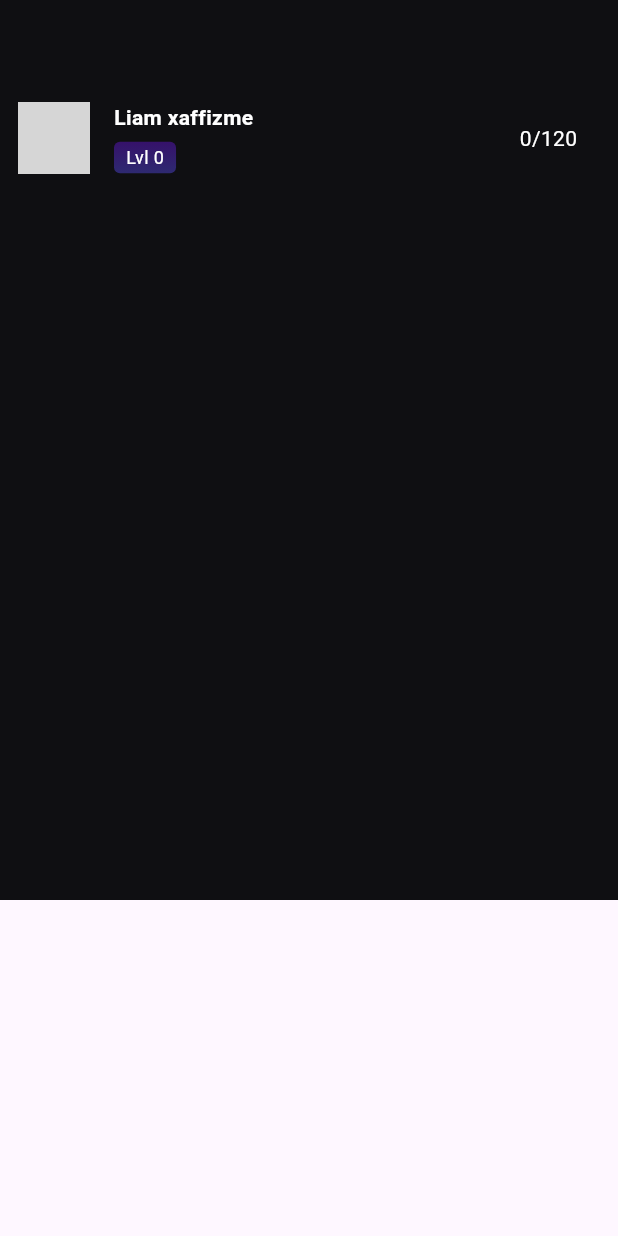
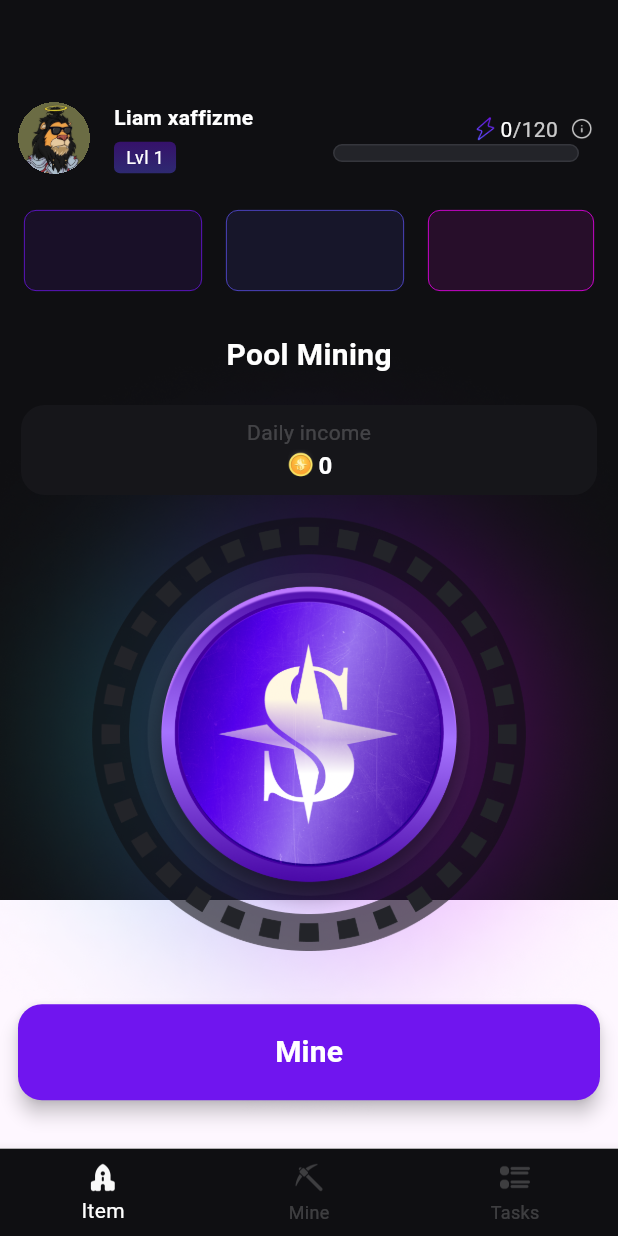
Before and after one commit to grant-chin/flutter_mining, a Flutter app: the screen it shows after launch, on a phone screen of 412 x 824 dp. Run offline on Flutter 3.47's test engine with Material 3 defaults, Android fonts, the phone set to English and light mode, and no system bars; grey boxes are pictures that could not be loaded.

Commit message:
feat: add Mine View and tabbar's config

```diff
--- a/lib/main.dart
+++ b/lib/main.dart
@@ -1,5 +1,5 @@
 import 'package:flutter/material.dart';
-import 'dart:ui';
+import 'pages/home.dart';
 
 void main() {
   runApp(const MyApp());
@@ -12,118 +12,10 @@ class MyApp extends StatelessWidget {
   @override
   Widget build(BuildContext context) {
     return MaterialApp(
-      title: 'Flutter Demo',
       theme: ThemeData(
-        // This is the theme of your application.
-        //
-        // TRY THIS: Try running your application with "flutter run". You'll see
-        // the application has a purple toolbar. Then, without quitting the app,
-        // try changing the seedColor in the colorScheme below to Colors.green
-        // and then invoke "hot reload" (save your changes or press the "hot
-        // reload" button in a Flutter-supported IDE, or press "r" if you used
-        // the command line to start the app).
-        //
-        // Notice that the counter didn't reset back to zero; the application
-        // state is not lost during the reload. To reset the state, use hot
-        // restart instead.
-        //
-        // This works for code too, not just values: Most code changes can be
-        // tested with just a hot reload.
         colorScheme: ColorScheme.fromSeed(seedColor: Colors.deepPurple),
       ),
-      home: const MyHomePage(title: 'Flutter Demo Home Page'),
+      home: const MyHomePage(title: 'Flutter Home Page'),
     );
   }
 }
-
-class MyHomePage extends StatefulWidget {
-  const MyHomePage({super.key, required this.title});
-
-  // This widget is the home page of your application. It is stateful, meaning
-  // that it has a State object (defined below) that contains fields that affect
-  // how it looks.
-
-  // This class is the configuration for the state. It holds the values (in this
-  // case the title) provided by the parent (in this case the App widget) and
-  // used by the build method of the State. Fields in a Widget subclass are
-  // always marked "final".
-
-  final String title;
-
-  @override
-  State<MyHomePage> createState() => _MyHomePageState();
-}
-
-class _MyHomePageState extends State<MyHomePage> {
-  int _counter = 0;
-
-  void _incrementCounter() {
-    setState(() {
-      _counter++;
-    });
-  }
-
-  @override
-  Widget build(BuildContext context) {
-    return Scaffold(
-      // appBar: AppBar(
-      //   backgroundColor: Theme.of(context).colorScheme.inversePrimary,
-      //   title: Text(widget.title),
-      // ),
-      body: Container(
-        height: window.physicalSize.height / window.devicePixelRatio,
-        padding: const EdgeInsets.fromLTRB(0, kToolbarHeight, 0, 0),
-        decoration: new BoxDecoration(color: Color(0xff0F0F12)),
-        child: Column(
-          children: <Widget>[
-            Container(
-              padding: const EdgeInsets.all(12),
-              child: Row(
-                children: <Widget>[
-                  Container(
-                    height: 48,
-                    width: 48,
-                    clipBehavior: Clip.hardEdge,
-                    decoration: BoxDecoration(borderRadius: BorderRadius.circular(50)),
-                    child: Image.asset('assets/images/avator/lion.jpeg', fit: BoxFit.cover,),
-                  ),
-                  Container(
-                    margin: const EdgeInsets.fromLTRB(16, 0, 16, 0),
-                    child: Column(
-                      crossAxisAlignment: CrossAxisAlignment.start,
-                      children: <Widget>[
-                        Text('Liam xaffizme', style: TextStyle(color: Colors.white, fontWeight: FontWeight.bold)),
-                        Container(
-                          margin: const EdgeInsets.fromLTRB(0, 6, 0, 0),
-                          padding: const EdgeInsets.fromLTRB(8, 2, 8, 2),
-                          decoration: new BoxDecoration(
-                            borderRadius: BorderRadius.circular(4),
-                            gradient: LinearGradient(
-                              begin: Alignment.topCenter,
-                              end: Alignment.bottomCenter,
-                              colors: [Color.fromRGBO(112, 21, 239, 0.4), Color.fromRGBO(92, 81, 255, 0.4)]
-                            )
-                          ),
-                          child: Text('Lvl $_counter', style: TextStyle(color: Colors.white, fontSize: 12)),
-                        ),
-                      ],
-                    ),
-                  ),
-                  Container(
-                    width: 200,
-                    child: Column(
-                      crossAxisAlignment: CrossAxisAlignment.end,
-                      children: <Widget>[
-                        Text('0/120', style: TextStyle(color: Colors.white),)
-                      ],
-                    ),
-                  )
-                ],
-              ),
-            )
-          ],
-        )
-      ),
-    );
-  }
-}
--- /dev/null
+++ b/lib/pages/home.dart
@@ -0,0 +1,257 @@
+import 'package:flutter/material.dart';
+import 'dart:ui';
+
+
+class MyHomePage extends StatefulWidget {
+  const MyHomePage({super.key, required this.title});
+  final String title;
+
+  @override
+  State<MyHomePage> createState() => _MyHomePageState();
+}
+
+class _MyHomePageState extends State<MyHomePage> {
+  int currentIndex = 0;
+  int _counter = 0;
+  int _level = 1;
+  int _exp = 0;
+
+  /// 点击挖矿增加金币
+  void _incrementCounter() {
+    setState(() {
+      _counter += 5 * _level;
+    });
+  }
+  /// 完成任务增加经验
+  void _incrementExp(int val) {
+    setState(() {
+      _exp += val;
+    });
+  }
+  /// Tab 改变
+  void onTabChanged(int value) {
+    currentIndex = value;
+    setState(() {});
+  }
+  /// 获取项目 icon
+  Widget getItemIcon(String icon) {
+    return Image.asset(
+      icon,
+      width: 24,
+      height: 24,
+    );
+  }
+
+  @override
+  Widget build(BuildContext context) {
+    return Scaffold(
+      bottomNavigationBar: Container(
+        decoration: BoxDecoration(border: Border(top: BorderSide(color: Colors.grey, width: 0.5))),
+        child: Theme(
+          data: ThemeData(splashColor: Colors.transparent),
+          child: BottomNavigationBar(
+            currentIndex: currentIndex,
+            backgroundColor: Color.fromRGBO(15, 15, 18, 1),
+            selectedItemColor: Colors.white,
+            unselectedItemColor: Color.fromRGBO(249, 249, 249, 0.2),
+            items: [
+              BottomNavigationBarItem(
+                icon: getItemIcon('assets/images/tabbar/item_default.png'),
+                activeIcon: getItemIcon('assets/images/tabbar/item_active.png'),
+                label: 'Item',
+              ),
+              BottomNavigationBarItem(
+                icon: getItemIcon('assets/images/tabbar/mine_default.png'),
+                activeIcon: getItemIcon('assets/images/tabbar/mine_active.png'),
+                label: 'Mine',
+              ),
+              BottomNavigationBarItem(
+                icon: getItemIcon('assets/images/tabbar/task_default.png'),
+                activeIcon: getItemIcon('assets/images/tabbar/task_active.png'),
+                label: 'Tasks',
+              ),
+            ],
+            onTap: onTabChanged,
+          )
+        ),
+      ),
+      floatingActionButtonLocation: FloatingActionButtonLocation.centerFloat,
+      floatingActionButton: Container(
+        width: MediaQuery.of(context).size.width,
+        height: 96,
+        padding: EdgeInsets.fromLTRB(12, 16, 12, 16),
+        decoration: BoxDecoration(
+          borderRadius: BorderRadius.circular(12)
+        ),
+        child: FloatingActionButton(
+          onPressed: () {
+            print('Mine!');
+          },
+          elevation: 5,
+          backgroundColor: Color.fromRGBO(112, 21, 239, 1),
+          child: Container(
+            padding: EdgeInsets.all(0),
+            child: Text('Mine', style: TextStyle(color: Colors.white, fontWeight: FontWeight.bold, fontSize: 20),),
+          ),
+        ),
+      ),
+      body: Container(
+        height: window.physicalSize.height / window.devicePixelRatio,
+        padding: const EdgeInsets.fromLTRB(0, kToolbarHeight, 0, 0),
+        decoration: BoxDecoration(color: Color(0xff0F0F12)),
+        child: Column(
+          children: <Widget>[
+            Container(
+              padding: const EdgeInsets.all(12),
+              child: Row(
+                children: <Widget>[
+                  Container(
+                    height: 48,
+                    width: 48,
+                    clipBehavior: Clip.hardEdge,
+                    decoration: BoxDecoration(borderRadius: BorderRadius.circular(50)),
+                    child: Image.asset('assets/images/avator/lion.jpeg', fit: BoxFit.cover),
+                  ),
+                  Container(
+                    width: 120,
+                    margin: const EdgeInsets.fromLTRB(16, 0, 16, 0),
+                    child: Column(
+                      crossAxisAlignment: CrossAxisAlignment.start,
+                      children: <Widget>[
+                        Text('Liam xaffizme', style: TextStyle(color: Colors.white, fontWeight: FontWeight.bold)),
+                        Container(
+                          margin: const EdgeInsets.fromLTRB(0, 6, 0, 0),
+                          padding: const EdgeInsets.fromLTRB(8, 2, 8, 2),
+                          decoration: BoxDecoration(
+                            borderRadius: BorderRadius.circular(4),
+                            gradient: LinearGradient(
+                              begin: Alignment.topCenter,
+                              end: Alignment.bottomCenter,
+                              colors: [Color.fromRGBO(112, 21, 239, 0.4), Color.fromRGBO(92, 81, 255, 0.4)]
+                            )
+                          ),
+                          child: Text('Lvl $_level', style: TextStyle(color: Colors.white, fontSize: 12)),
+                        ),
+                      ],
+                    ),
+                  ),
+                  Container(
+                    width: MediaQuery.of(context).size.width - 120 - 48 - 60,
+                    child: Column(
+                      children: [
+                        Row(
+                          mainAxisAlignment: MainAxisAlignment.end,
+                          crossAxisAlignment: CrossAxisAlignment.center,
+                          children: <Widget>[
+                            Image.asset('assets/icons/icon_xp.png', width: 20, height: 20),
+                            Text('$_exp', style: TextStyle(color: Colors.white, fontSize: 14),),
+                            Text('/120', style: TextStyle(color: Color.fromRGBO(249, 249, 249, 0.8), fontSize: 14),),
+                            Container(
+                              margin: EdgeInsets.only(left: 8),
+                              child: Image.asset('assets/icons/icon_info.png', width: 16, height: 16,),
+                            )
+                          ],
+                        ),
+                        Container(
+                          width: MediaQuery.of(context).size.width - 120 - 48 - 80,
+                          height: 12,
+                          decoration: BoxDecoration(
+                            color: Color.fromRGBO(35, 36, 41, 1),
+                            border: Border.all(color: Color.fromRGBO(53, 54, 60, 1), width: 1),
+                            borderRadius: BorderRadius.circular(8)
+                          ),
+                        )
+                      ],
+                    ),
+                  )
+                ],
+              ),
+            ),
+            Container(
+              padding: const EdgeInsets.fromLTRB(16, 12, 16, 12),
+              child: Row(
+                children: [
+                  Expanded(
+                    child: Container(
+                      height: 54,
+                      margin: EdgeInsets.only(right: 8),
+                      decoration: BoxDecoration(
+                        color: Color.fromRGBO(112, 21, 239, 0.1),
+                        border: Border.all(color: Color(0xff7015EF), width: 0.5),
+                        borderRadius: BorderRadius.circular(8),
+                      )
+                    ),
+                  ),
+                  Expanded(
+                    child: Container(
+                      height: 54,
+                      margin: EdgeInsets.only(left: 8),
+                      decoration: BoxDecoration(
+                        color: Color.fromRGBO(92, 81, 255, 0.1),
+                        border: Border.all(color: Color(0xff5C51EF), width: 0.5),
+                        borderRadius: BorderRadius.circular(8),
+                      )
+                    ),
+                  ),
+                  Expanded(
+                    child: Container(
+                      height: 54,
+                      margin: EdgeInsets.only(left: 16),
+                      decoration: BoxDecoration(
+                        color: Color.fromRGBO(255, 0, 255, 0.1),
+                        border: Border.all(color: Color(0xffFF00FF), width: 0.5),
+                        borderRadius: BorderRadius.circular(8),
+                      )
+                    ),
+                  )
+                ],
+              )
+            ),
+            Container(
+              width: MediaQuery.of(context).size.width,
+              margin: EdgeInsets.only(top: 16),
+              child: Stack(
+                alignment: Alignment.topCenter , //指定未定位或部分定位widget的对齐方式
+                children: <Widget>[
+                  InkWell(
+                    onTap: _incrementCounter,
+                    child: Image.asset('assets/icons/icon_mine_button.png'),
+                  ),
+                  Text('Pool Mining', style: TextStyle(color: Colors.white, fontSize: 20, fontWeight: FontWeight.bold),),
+                  Positioned(
+                    top: 48,
+                    child: Container(
+                      width: MediaQuery.of(context).size.width - 28,
+                      height: 60,
+                      padding: EdgeInsets.all(8),
+                      decoration: BoxDecoration(
+                        color: Color.fromRGBO(22, 22, 26, 1),
+                        borderRadius: BorderRadius.circular(16)
+                      ),
+                      child: Column(
+                        children: [
+                          Text('Daily income', style: TextStyle(color: Color.fromRGBO(249, 249, 249, 0.2)),),
+                          Row(
+                            mainAxisAlignment: MainAxisAlignment.center,
+                            crossAxisAlignment: CrossAxisAlignment.start,
+                            children: [
+                              Image.asset('assets/icons/icon_coin.png', width: 20, height: 20),
+                              Container(
+                                padding: EdgeInsets.only(top: 1, left: 2),
+                                child: Text('$_counter', style: TextStyle(color: Colors.white, fontSize: 16, fontWeight: FontWeight.bold),),
+                              )
+                            ],
+                          )
+                        ],
+                      ),
+                    )
+                  )
+                ],
+              ),
+            ),
+          ],
+        )
+      ),
+    );
+  }
+}
--- a/pubspec.yaml
+++ b/pubspec.yaml
@@ -30,7 +30,8 @@ environment:
 dependencies:
   flutter:
     sdk: flutter
-
+  # flutter_icons:
+  #   path: packages/flutter_icons
   # The following adds the Cupertino Icons font to your application.
   # Use with the CupertinoIcons class for iOS style icons.
   cupertino_icons: ^1.0.8
@@ -60,7 +61,8 @@ flutter:
   # To add assets to your application, add an assets section, like this:
   assets:
     - assets/icons/
-    - assets/images/
+    - assets/images/avator/
+    - assets/images/tabbar/
 
   # An image asset can refer to one or more resolution-specific "variants", see
   # https://flutter.dev/to/resolution-aware-images
```
Also changed, not shown: assets/icons/icon_coin.png (renamed from assets/images/view_item/icon_coin.png), assets/icons/icon_delay.png (renamed from assets/images/view_item/icon_delay.png), assets/icons/icon_info.png (renamed from assets/images/view_item/icon_info.png), assets/icons/icon_mine_button.png (added), assets/icons/icon_simu.png (renamed from assets/images/view_item/icon_simu.png), assets/icons/icon_xp.png (renamed from assets/images/view_item/icon_xp.png).
